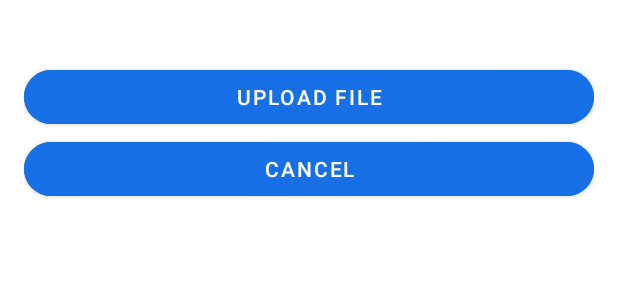
After one commit to vikasseervi/DocsHub, an Android app: the layout upload_dialog.xml on its own in the app's theme, with its tools: preview values and no code run, on a phone screen of 412 x 824 dp. The commit adds this screen. Shown: the top 300 px of the screen. Run offline under Robolectric (Android 15) with nearby library versions, the phone set to English and light mode, and no system bars.

Commit message:
12th march

```diff
--- a/app/build.gradle
+++ b/app/build.gradle
@@ -38,7 +38,9 @@ dependencies {
     implementation 'androidx.appcompat:appcompat:1.6.0'
     implementation 'com.google.android.material:material:1.7.0'
     implementation 'androidx.constraintlayout:constraintlayout:2.1.4'
+    implementation 'com.google.firebase:firebase-storage-ktx:20.1.0'
     testImplementation 'junit:junit:4.13.2'
     androidTestImplementation 'androidx.test.ext:junit:1.1.5'
     androidTestImplementation 'androidx.test.espresso:espresso-core:3.5.1'
 }
+apply plugin: 'com.google.gms.google-services'
--- a/app/src/main/AndroidManifest.xml
+++ b/app/src/main/AndroidManifest.xml
@@ -4,6 +4,7 @@
     <uses-permission android:name="android.permission.READ_EXTERNAL_STORAGE"/>
     <uses-permission android:name="android.permission.WRITE_EXTERNAL_STORAGE"/>
     <uses-permission android:name="android.permission.MANAGE_EXTERNAL_STORAGEA"/>
+    <uses-permission android:name="android.permission.INTERNET"/>
     <application
         android:allowBackup="true"
         android:dataExtractionRules="@xml/data_extraction_rules"
--- /dev/null
+++ b/app/src/main/res/layout/upload_dialog.xml
@@ -0,0 +1,32 @@
+<?xml version="1.0" encoding="utf-8"?>
+<LinearLayout xmlns:android="http://schemas.android.com/apk/res/android"
+    xmlns:app="http://schemas.android.com/apk/res-auto"
+    android:orientation="vertical"
+    android:layout_width="match_parent"
+    android:layout_height="wrap_content"
+    android:padding="16dp">
+
+    <TextView
+        android:id="@+id/file_name_textview"
+        android:layout_width="match_parent"
+        android:layout_height="wrap_content"
+        android:textSize="18sp"
+        android:textStyle="bold" />
+
+    <Button
+        android:id="@+id/upload_file_button"
+        android:layout_width="match_parent"
+        android:layout_height="wrap_content"
+        android:backgroundTint="@color/facebook_blue"
+        android:text="@string/upload_file_button"
+        app:shapeAppearance="@style/ShapeAppearance.Material3.Corner.Full" />
+
+    <Button
+        android:id="@+id/cancel_dialog_button"
+        android:layout_width="match_parent"
+        android:layout_height="wrap_content"
+        android:backgroundTint="@color/facebook_blue"
+        android:text="@string/cancel_button_text"
+        app:shapeAppearance="@style/ShapeAppearance.Material3.Corner.Full" />
+
+</LinearLayout>
--- /dev/null
+++ b/app/src/main/res/values/ids.xml
@@ -0,0 +1,6 @@
+<?xml version="1.0" encoding="utf-8"?>
+<resources>
+    <item name="selected_file_textview" type="id"/>
+    <item name="download_url_textview" type="id"/>
+    <item name="upload_file_button" type="id"/>
+</resources>
--- a/app/src/main/res/values/strings.xml
+++ b/app/src/main/res/values/strings.xml
@@ -15,4 +15,9 @@
     <string name="login">LOGIN</string>
     <string name="send_document">Send Document</string>
     <string name="folder">Folder</string>
+    <string name="select_file_text">Select File</string>
+    <string name="select_file_button_text">Select File</string>
+    <string name="cancel_button_text">Cancel</string>
+    <string name="upload_button">Upload File</string>
+    <string name="upload_file_button">Upload File</string>
 </resources>
```
Also changed, not shown: app/src/main/java/com/example/docshub/HomePage.kt (+106 -12 lines), build.gradle (+6 -1 lines), 1 other file.
